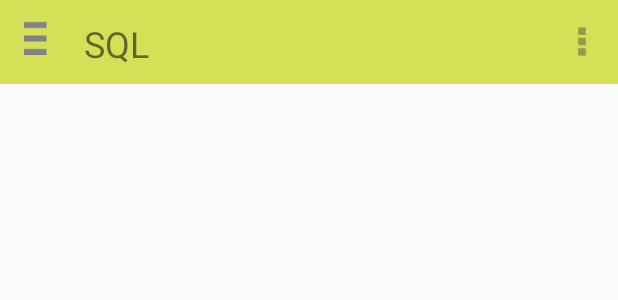
After one commit to tharunaluka/sql, an Android app: the layout app_bar.xml on its own in the app's theme, with its tools: preview values and no code run, on a phone screen of 412 x 824 dp. The commit adds this screen. Shown: the top 300 px of the screen. Run offline under Robolectric (Android 15) with nearby library versions, the phone set to English and light mode, and no system bars.

Commit message:
Made Changes

```diff
--- a/app/src/main/res/layout/activity_connection.xml
+++ b/app/src/main/res/layout/activity_connection.xml
@@ -169,6 +169,7 @@
             android:layout_weight="1"
             android:layout_margin="5dp"
             android:text="@string/new.connection.save"
+            android:background="#D4E157"
             android:id="@+id/saveConnection"
             android:onClick="saveConnection"/>
 
@@ -178,6 +179,7 @@
             android:layout_weight="1"
             android:layout_margin="5dp"
             android:text="Quick Connect"
+            android:background="#D4E157"
             android:onClick="quickConnect"
             android:id="@+id/quickConnect"/>
 
--- /dev/null
+++ b/app/src/main/res/layout/app_bar.xml
@@ -0,0 +1,38 @@
+<?xml version="1.0" encoding="utf-8"?>
+<android.support.v7.widget.Toolbar
+    xmlns:android="http://schemas.android.com/apk/res/android"
+    android:layout_width="match_parent"
+    android:layout_height="wrap_content"
+    android:background="#D4E157">
+
+    <RelativeLayout
+        android:layout_width="match_parent"
+        android:layout_height="30dp">
+
+        <ImageView
+            android:layout_width="wrap_content"
+            android:layout_height="wrap_content"
+            android:layout_marginRight="16dp"
+            android:id="@+id/ic_drawer"
+            android:src="@drawable/ic_drawer"
+            android:onClick=""/>
+
+        <TextView
+            android:layout_width="wrap_content"
+            android:layout_height="match_parent"
+            android:layout_toRightOf="@id/ic_drawer"
+            android:text="SQL"
+            android:textSize="24dp"
+            android:id="@+id/SQL"/>
+
+        <ImageView
+            android:layout_width="wrap_content"
+            android:layout_height="match_parent"
+            android:src="@drawable/ic_settings"
+            android:id="@+id/ic_settings"
+            android:layout_alignParentRight="true"
+            android:layout_gravity="right"/>
+
+    </RelativeLayout>
+
+</android.support.v7.widget.Toolbar>
```
Also changed, not shown: app/src/main/java/com/acetechapps/sql/leftMenu.java (added, +91 -0 lines), app/src/main/res/drawable/ic_menu_camera.xml (added, +12 -0 lines), app/src/main/res/drawable/ic_menu_gallery.xml (added, +9 -0 lines), app/src/main/res/drawable/ic_menu_manage.xml (added, +9 -0 lines), app/src/main/res/drawable/ic_menu_send.xml (added, +9 -0 lines), app/src/main/res/drawable/ic_menu_share.xml (added, +9 -0 lines), app/src/main/res/drawable/ic_menu_slideshow.xml (added, +9 -0 lines), app/src/main/res/drawable/side_nav_bar.xml (added, +9 -0 lines), app/src/main/res/layout/activity_left_menu.xml (added, +26 -0 lines), app/src/main/res/layout/nav_header_left_menu.xml (added, +34 -0 lines), app/src/main/res/menu/activity_left_menu_drawer.xml (added, +36 -0 lines), app/src/main/res/menu/left_menu.xml (added, +10 -0 lines), app/src/main/res/values/drawables.xml (added, +8 -0 lines), app/src/main/res/drawable/ic_drawer.png (added), 1 more files.
